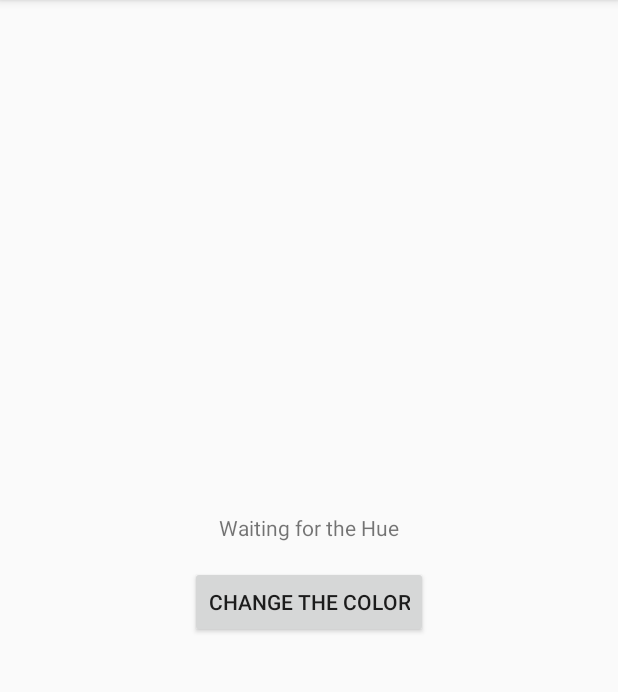
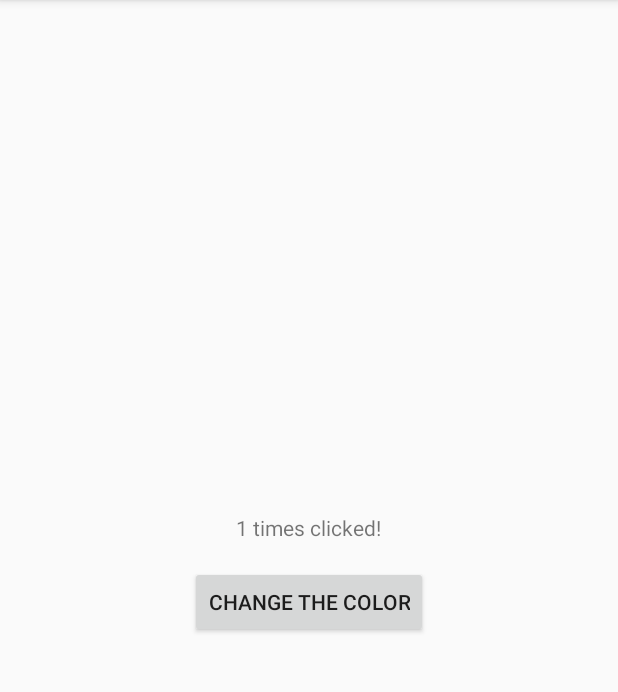
Before and after one commit to moltak/HeartbeatHue, an Android app: the screen it shows after launch (MainActivity), after a tap on "CHANGE THE COLOR", on a phone screen of 412 x 824 dp, the part 84-776 px from its top. Run offline under Robolectric (Android 15) with nearby library versions, the phone set to English and light mode, and no system bars; our stand-ins replace ButterKnife.

Commit message:
테스트 통과.

```diff
--- a/app/src/main/java/net/moltak/heartbeathue/MainActivity.kt
+++ b/app/src/main/java/net/moltak/heartbeathue/MainActivity.kt
@@ -2,7 +2,7 @@ package net.moltak.heartbeathue
 
 import android.os.Bundle
 import android.support.v7.app.AppCompatActivity
-import android.widget.Toast
+import android.widget.TextView
 import butterknife.ButterKnife
 import butterknife.OnClick
 import net.moltak.heartbeathue.logic.HueController
@@ -13,6 +13,7 @@ import net.moltak.heartbeathue.logic.LevelCreator
 public class MainActivity : AppCompatActivity() {
 
     private var hueController: HueController? = null
+    private var stage = 0
 
     override fun onCreate(savedInstanceState: Bundle?) {
         super.onCreate(savedInstanceState)
@@ -36,7 +37,9 @@ public class MainActivity : AppCompatActivity() {
 
     @OnClick(R.id.buttonChangeColor)
     public fun onChangeColorButtonClicked() {
-        hueController?.changeTheColor()
-        Toast.makeText(this, "aaa", Toast.LENGTH_LONG).show()
+        hueController?.changeTheColor(stage++)
+
+        val textView: TextView = findViewById(R.id.textView) as TextView
+        textView.text = "$stage times clicked!"
     }
 }
--- a/app/src/main/java/net/moltak/heartbeathue/logic/HueController.kt
+++ b/app/src/main/java/net/moltak/heartbeathue/logic/HueController.kt
@@ -56,8 +56,8 @@ class HueController(sharedPreferences: HueSharedPreferences, phdSdkPHSDKListener
         phHueSDK.disableAllHeartbeat();
     }
 
-    fun changeTheColor() {
-        val hues = levelCreator.getHues()[0]
+    fun changeTheColor(stage: Int) {
+        val hues = levelCreator.getHues()[stage]
         val bridge = phHueSDK.selectedBridge
         val size = bridge?.resourceCache?.allLights?.size ?: return
 
```
Also changed, not shown: 1 other file.
